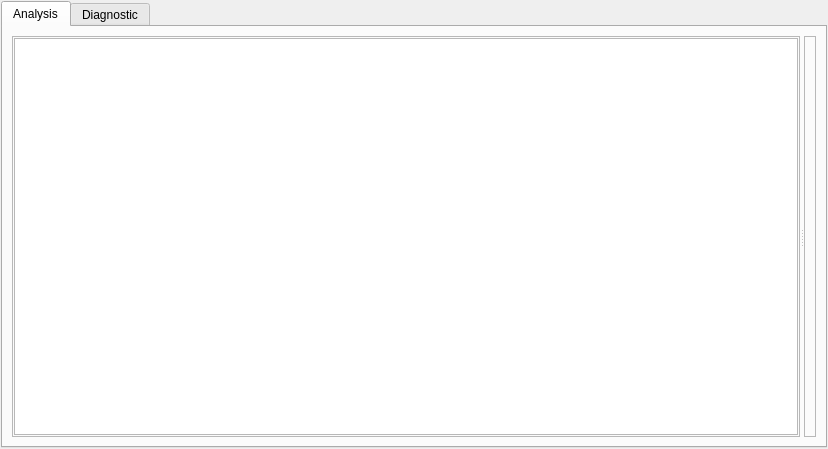
The window that src/GridCal/Gui/Analysis/gui.ui (SanPen/GridCal) describes before a commit, drawn with Qt 5.
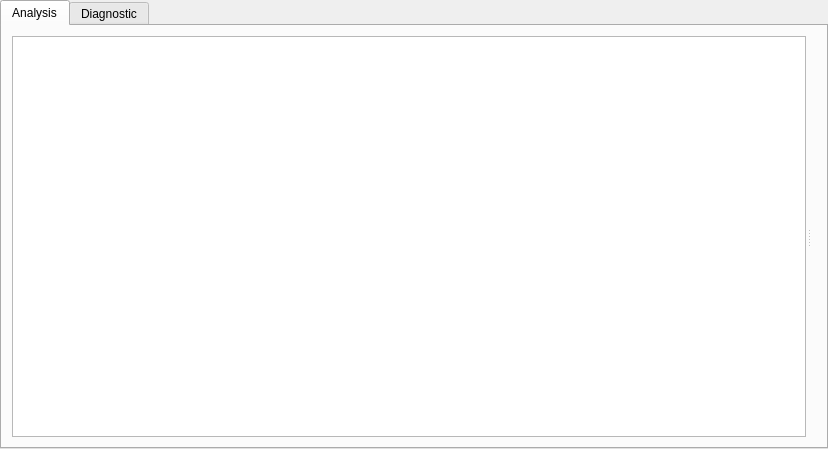
The same window after the commit. Custom widgets are drawn as their Qt base class.

Commit message: Fixed initialization of the branches

Diff of the .ui file:
```diff
--- a/src/GridCal/Gui/Analysis/gui.ui
+++ b/src/GridCal/Gui/Analysis/gui.ui
@@ -15,16 +15,16 @@
   </property>
   <layout class="QVBoxLayout" name="verticalLayout">
    <property name="leftMargin">
-    <number>1</number>
+    <number>0</number>
    </property>
    <property name="topMargin">
-    <number>1</number>
+    <number>0</number>
    </property>
    <property name="rightMargin">
-    <number>1</number>
+    <number>0</number>
    </property>
    <property name="bottomMargin">
-    <number>1</number>
+    <number>0</number>
    </property>
    <item>
     <widget class="QTabWidget" name="tabWidget">
@@ -43,7 +43,7 @@
          </property>
          <widget class="QFrame" name="frame_8">
           <property name="frameShape">
-           <enum>QFrame::StyledPanel</enum>
+           <enum>QFrame::NoFrame</enum>
           </property>
           <property name="frameShadow">
            <enum>QFrame::Raised</enum>
@@ -68,7 +68,7 @@
          </widget>
          <widget class="QFrame" name="PlotFrame">
           <property name="frameShape">
-           <enum>QFrame::StyledPanel</enum>
+           <enum>QFrame::NoFrame</enum>
           </property>
           <property name="frameShadow">
            <enum>QFrame::Raised</enum>
```
The commit also changes 2 other files.
